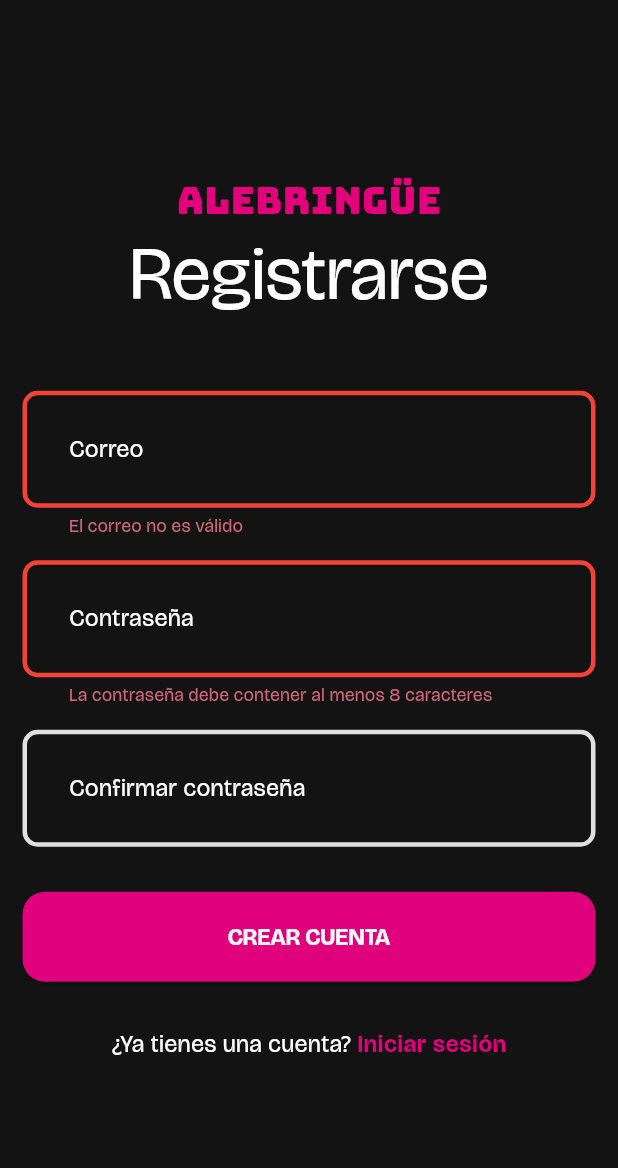
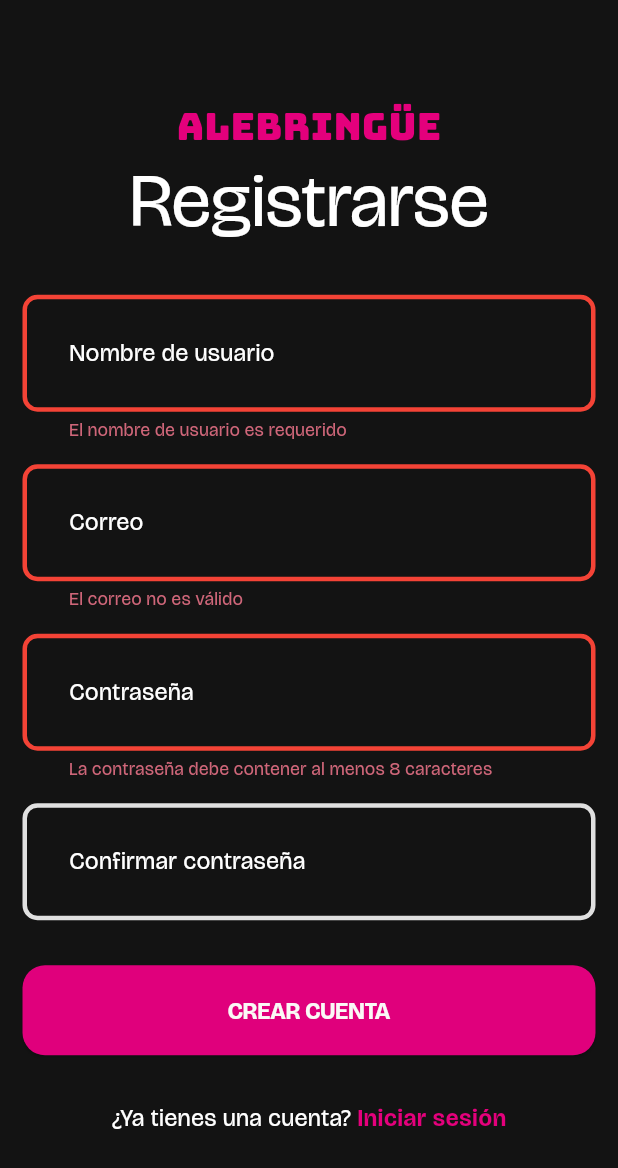
Before and after one commit to edgarcervantest/alebringue_app, a Flutter app: the SignupPage screen opened directly, after a tap on "CREAR CUENTA", on a phone screen of 412 x 824 dp. Shown: the top 1168 px of the screen. Run offline on Flutter 3.47's test engine with Material 3 defaults, Android fonts, the phone set to English and light mode, and no system bars; our stand-ins replace flutter_bloc.

Commit message:
feat(login & signup): Add login and signup

```diff
--- a/lib/features/auth/cubit/auth_state.dart
+++ b/lib/features/auth/cubit/auth_state.dart
@@ -2,9 +2,18 @@ part of "auth_cubit.dart";
 
 sealed class AuthState {}
 
-final class AuthUserInitial extends AuthState {}
+final class AuthInitial extends AuthState {}
 
-final class AuthUserLoggedIn extends AuthState {
+final class AuthLoading extends AuthState {}
+
+final class AuthSignUp extends AuthState {}
+
+final class AuthLoggedIn extends AuthState {
   final UserModel user;
-  AuthUserLoggedIn(this.user);
+  AuthLoggedIn(this.user);
 }
+
+final class AuthError extends AuthState {
+  final String error;
+  AuthError(this.error);
+}
--- a/lib/features/auth/pages/signup_page.dart
+++ b/lib/features/auth/pages/signup_page.dart
@@ -1,5 +1,7 @@
 import 'package:flutter/material.dart';
+import 'package:frontend/features/auth/cubit/auth_cubit.dart';
 import 'package:frontend/features/auth/pages/login_page.dart';
+import 'package:flutter_bloc/flutter_bloc.dart';
 
 class SignupPage extends StatefulWidget {
   static MaterialPageRoute<dynamic> route() =>
@@ -29,13 +31,39 @@ class _SignupPageState extends State<SignupPage> {
   void signUpUser() {
     if (formKey.currentState != null && formKey.currentState!.validate()) {
       // guarda datos del usuario
+      context.read<AuthCubit>().signUp(
+        name: nameController.text.trim(),
+        email: emailController.text.trim(),
+        password: passwordController.text.trim(),
+        passwordConfirmation: passwordConfirmationController.text.trim(),
+      );
     }
   }
 
   @override
   Widget build(BuildContext context) {
     return Scaffold(
-      body: Padding(
+      body: BlocConsumer<AuthCubit, AuthState>(
+        listener: (context, state) {
+          if (state is AuthError) {
+            ScaffoldMessenger.of(
+              context,
+            ).showSnackBar(SnackBar(content: Text(state.error)));
+          } else if (state is AuthSignUp) {
+            ScaffoldMessenger.of(context).showSnackBar(
+              const SnackBar(content: Text('¡Registrado correctamente!, inicia sesión')),
+            );
+            Navigator.pushReplacement(
+              context,
+              LoginPage.route(),
+            );
+          }
+        },
+        builder: (context, state) {
+          if (state is AuthLoading) {
+            return Center(child: CircularProgressIndicator());
+          }
+          return Padding(
             padding: EdgeInsets.all(15.0),
             child: Form(
               key: formKey,
@@ -55,16 +83,16 @@ class _SignupPageState extends State<SignupPage> {
                     style: Theme.of(context).textTheme.titleLarge,
                   ),
                   const SizedBox(height: 30),
-              // TextFormField(
-              //   controller: nameController,
-              //   decoration: InputDecoration(hintText: 'Nombre de usuario'),
-              //   validator: (value) {
-              //     if (value == null || value.trim().isEmpty) {
-              //       return "El nombre de usuario es requerido";
-              //     }
-              //     return null;
-              //   },
-              // ),
+                  TextFormField(
+                    controller: nameController,
+                    decoration: InputDecoration(hintText: 'Nombre de usuario'),
+                    validator: (value) {
+                      if (value == null || value.trim().isEmpty) {
+                        return "El nombre de usuario es requerido";
+                      }
+                      return null;
+                    },
+                  ),
                   const SizedBox(height: 15),
                   TextFormField(
                     controller: emailController,
@@ -96,7 +124,9 @@ class _SignupPageState extends State<SignupPage> {
                   const SizedBox(height: 15),
                   TextFormField(
                     controller: passwordConfirmationController,
-                decoration: InputDecoration(hintText: 'Confirmar contraseña'),
+                    decoration: InputDecoration(
+                      hintText: 'Confirmar contraseña',
+                    ),
                     validator: (value) {
                       if (value != passwordController.text) {
                         return "Las contraseñas no coinciden";
@@ -121,7 +151,8 @@ class _SignupPageState extends State<SignupPage> {
                         children: [
                           TextSpan(
                             text: 'Iniciar sesión',
-                        style: Theme.of(context).textTheme.bodyLarge?.copyWith(
+                            style: Theme.of(context).textTheme.bodyLarge
+                                ?.copyWith(
                                   fontWeight: FontWeight.bold,
                                   color: Color(0xFFE4007C),
                                 ),
@@ -133,6 +164,8 @@ class _SignupPageState extends State<SignupPage> {
                 ],
               ),
             ),
+          );
+        },
       ),
     );
   }
```
Also changed, not shown: lib/features/auth/cubit/auth_cubit.dart (+43 -1 lines), lib/features/auth/pages/login_page.dart (+29 -4 lines), lib/features/auth/repository/auth_remote_repository.dart (+27 -2 lines), lib/main.dart (+13 -2 lines), lib/models/user_model.dart (+19 -11 lines). Lines whose indentation alone changed are shown as unchanged.
